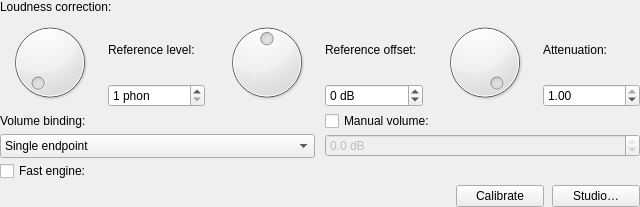
Qt form Editor/guis/LoudnessCorrectionFilterGUI.ui (xup61069/EqAPO64_with_VST3_support) before a commit.
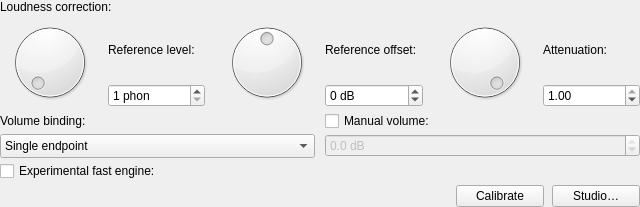
The same form after that commit. Custom widgets are drawn as their Qt base class.

Commit message: ui: mark fast loudness engine experimental

Patch:
```diff
--- a/Editor/guis/LoudnessCorrectionFilterGUI.ui
+++ b/Editor/guis/LoudnessCorrectionFilterGUI.ui
@@ -361,7 +361,7 @@
         <string>Fast engine fits a shelving plus peaking pair to the full correction curve. Same volume tracking, much faster initialization.</string>
        </property>
        <property name="text">
-        <string>Fast engine:</string>
+        <string>Experimental fast engine:</string>
        </property>
       </widget>
      </item>
```
Left out of the diff: 2 changed lines with no effect on the pictures. The commit also changes 2 other files.
